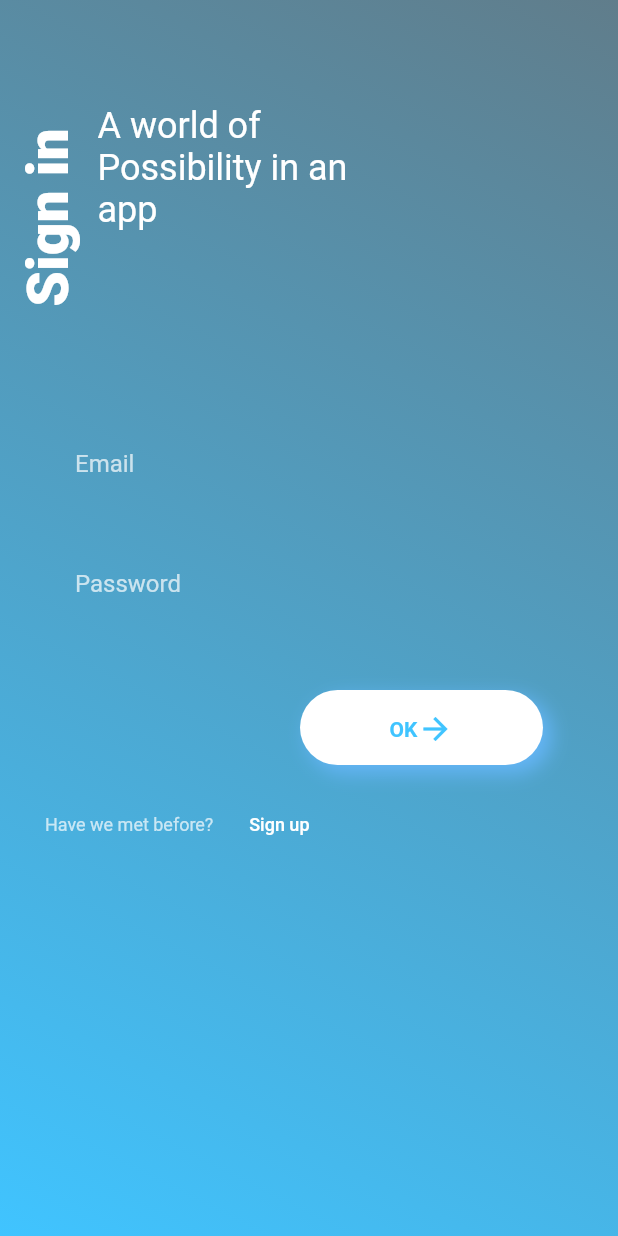
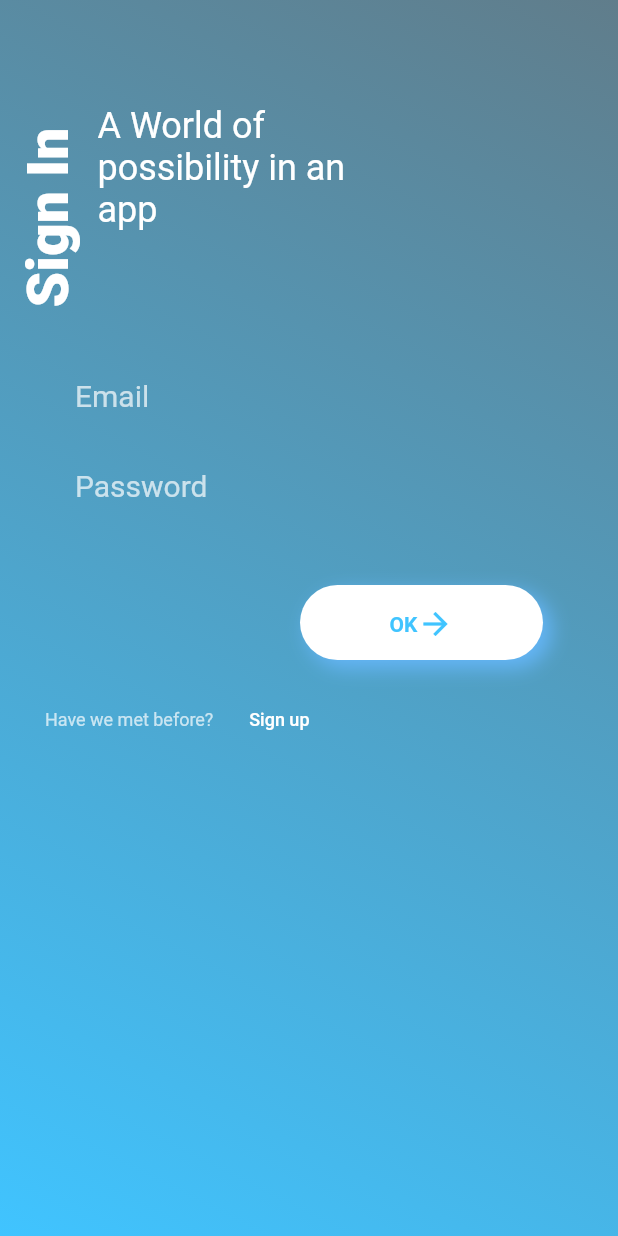
Before and after one commit to GP-works/Kirana, a Flutter app: the screen it shows after launch, after a tap on "Widget", on a phone screen of 412 x 824 dp. Run offline on Flutter 3.47's test engine with Material 2 defaults, Android fonts, the phone set to English and light mode, and no system bars; missing offline and left inert: lipsum.

Commit message:
rectified redundancy

```diff
--- a/lib/pages/signin.dart
+++ b/lib/pages/signin.dart
@@ -1,10 +1,9 @@
 import 'package:flutter/material.dart';
 import 'package:kirana/widgets/VerticalText.dart';
-import 'package:kirana/widgets/TextLogin.dart';
-import 'package:kirana/widgets/EmailInput.dart';
-import 'package:kirana/widgets/PasswordInput.dart';
+import 'package:kirana/widgets/DescriptionText.dart';
 import 'package:kirana/widgets/RedirectSignUp.dart';
-import 'package:kirana/widgets/SignInButton.dart';
+import 'package:kirana/widgets/OkButton.dart';
+import 'package:kirana/widgets/TextFieldWidget.dart';
 
 class SignInPage extends StatelessWidget {
   final name='signin';
@@ -18,13 +17,13 @@ class SignInPage extends StatelessWidget {
               children: <Widget>[
                 Row(
                   children: <Widget>[
-                    VerticalText(),
-                    TextLogin()
+                    VerticalText('Sign In'),
+                    DescriptionText('A World of possibility in an app')
                   ],
                 ),
-                InputEmail(),
-                PasswordInput(),
-                SigninButton(),
+                TextFieldWidget('Email'),
+                TextFieldWidget('Password'),
+                OkButton(),
                 RedirectSignUp()
               ],
             )
--- a/lib/widgets/TextNewUser.dart
+++ b/lib/widgets/DescriptionText.dart
@@ -1,11 +1,8 @@
 import 'package:flutter/material.dart';
 
-class TextNewUser extends StatefulWidget {
-  @override
-  _TextNewUserState createState() => _TextNewUserState();
-}
-
-class _TextNewUserState extends State<TextNewUser> {
+class DescriptionText extends StatelessWidget {
+  var text;
+  DescriptionText(this.text);
   @override
   Widget build(BuildContext context) {
     return Padding(
@@ -20,7 +17,7 @@ class _TextNewUserState extends State<TextNewUser> {
               ),
             Center(
               child: Text(
-                'We can start something new',
+                '$text',
                 style: TextStyle(
                   fontSize: 24,
                   color: Colors.white,
--- a/lib/widgets/EmailInput.dart
+++ /dev/null
@@ -1,32 +0,0 @@
-import 'package:flutter/material.dart';
-
-class InputEmail extends StatefulWidget {
-  @override
-  _InputEmailState createState() => _InputEmailState();
-}
-
-class _InputEmailState extends State<InputEmail> {
-  @override
-  Widget build(BuildContext context) {
-    return Padding(
-      padding: const EdgeInsets.only(top: 50, left: 50, right: 50),
-      child: Container(
-        height: 60,
-        width: MediaQuery.of(context).size.width,
-        child: TextField(
-          style: TextStyle(
-            color: Colors.white,
-          ),
-          decoration: InputDecoration(
-            border: InputBorder.none,
-            fillColor: Colors.lightBlueAccent,
-            labelText: 'Email',
-            labelStyle: TextStyle(
-              color: Colors.white70,
-            ),
-          ),
-        ),
-      ),
-    );
-  }
-}
--- a/lib/widgets/SignUpButton.dart
+++ b/lib/widgets/OkButton.dart
@@ -1,11 +1,11 @@
 import 'package:flutter/material.dart';
 
-class SignUpButton extends StatefulWidget {
+class OkButton extends StatefulWidget {
   @override
-  _SignUpButtonState createState() => _SignUpButtonState();
+  _OkButtonState createState() => _OkButtonState();
 }
 
-class _SignUpButtonState extends State<SignUpButton> {
+class _OkButtonState extends State<OkButton> {
   @override
   Widget build(BuildContext context) {
     return Padding(
@@ -31,8 +31,8 @@ class _SignUpButtonState extends State<SignUpButton> {
         ),
         child: FlatButton(
           onPressed:(){
-             Navigator.pop(context);
-              },
+            Navigator.pop(context);
+           },
           child: Row(
             mainAxisAlignment: MainAxisAlignment.center,
             children: <Widget>[
--- a/lib/widgets/PasswordInput.dart
+++ /dev/null
@@ -1,32 +0,0 @@
-import 'package:flutter/material.dart';
-
-class PasswordInput extends StatefulWidget {
-  @override
-  _PasswordInputState createState() => _PasswordInputState();
-}
-
-class _PasswordInputState extends State<PasswordInput> {
-  @override
-  Widget build(BuildContext context) {
-    return Padding(
-      padding: const EdgeInsets.only(top: 20, left: 50, right: 50),
-      child: Container(
-        height: 60,
-        width: MediaQuery.of(context).size.width,
-        child: TextField(
-          style: TextStyle(
-            color: Colors.white,
-          ),
-          obscureText: true,
-          decoration: InputDecoration(
-            border: InputBorder.none,
-            labelText: 'Password',
-            labelStyle: TextStyle(
-              color: Colors.white70,
-            ),
-          ),
-        ),
-      ),
-    );
-  }
-}
--- a/lib/widgets/SignInButton.dart
+++ /dev/null
@@ -1,57 +0,0 @@
-import 'package:flutter/material.dart';
-
-class SigninButton extends StatefulWidget {
-  @override
-  _SigninButtonState createState() => _SigninButtonState();
-}
-
-class _SigninButtonState extends State<SigninButton> {
-  @override
-  Widget build(BuildContext context) {
-    return Padding(
-      padding: const EdgeInsets.only(top: 40, right: 50, left: 200),
-      child: Container(
-        alignment: Alignment.bottomRight,
-        height: 50,
-        width: MediaQuery.of(context).size.width,
-        decoration: BoxDecoration(
-          boxShadow: [
-            BoxShadow(
-              color: Colors.blue[300],
-              blurRadius: 10,
-              spreadRadius: 1,
-              offset: Offset(
-                5,
-                5
-              )
-            )
-          ],
-          color: Colors.white,
-          borderRadius: BorderRadius.circular(30)
-        ),
-        child: FlatButton(
-          onPressed:(){
-            Navigator.pop(context);
-           },
-          child: Row(
-            mainAxisAlignment: MainAxisAlignment.center,
-            children: <Widget>[
-              Text(
-                'OK',
-                style: TextStyle(
-                  color: Colors.lightBlueAccent,
-                  fontSize: 14,
-                  fontWeight: FontWeight.w700,
-                ),
-              ),
-              Icon(
-                Icons.arrow_forward,
-                color: Colors.lightBlueAccent,
-              )
-            ],
-          ),
-        ),
-      ),
-    );
-  }
-}
--- a/lib/widgets/NewEmail.dart
+++ b/lib/widgets/TextFieldWidget.dart
@@ -1,28 +1,26 @@
 import 'package:flutter/material.dart';
 
-class NewEmail extends StatefulWidget {
-  @override
-  _NewEmailState createState() => _NewEmailState();
-}
-
-class _NewEmailState extends State<NewEmail> {
+class TextFieldWidget extends StatelessWidget {
+  var name;
+  TextFieldWidget(this.name);
   @override
   Widget build(BuildContext context) {
     return Padding(
-      padding: const EdgeInsets.only(top: 20, left: 50, right: 50),
+      padding: const EdgeInsets.only(top: 10, left: 50, right: 50),
       child: Container(
-        height: 60,
+        height: 50,
         width: MediaQuery.of(context).size.width,
         child: TextField(
           style: TextStyle(
-            color: Colors.white
+            color: Colors.white,
           ),
           decoration: InputDecoration(
             border: InputBorder.none,
             fillColor: Colors.lightBlueAccent,
-            labelText: 'Email',
+            labelText: '$name',
             labelStyle: TextStyle(
-              color: Colors.white70
+              color: Colors.white70,
+              fontSize: 20
             )
           ),
         ),
--- a/lib/widgets/TextLogin.dart
+++ /dev/null
@@ -1,35 +0,0 @@
-import 'package:flutter/material.dart';
-
-class TextLogin extends StatefulWidget {
-  @override
-  _TextLoginState createState() => _TextLoginState();
-}
-
-class _TextLoginState extends State<TextLogin> {
-  @override
-  Widget build(BuildContext context) {
-    return Padding(
-      padding: const EdgeInsets.only(top: 30, left: 10),
-      child: Container(
-        height: 200,
-        width: 200,
-        child: Column(
-          children: <Widget>[
-            Container(
-              height: 40,
-              ),
-            Center(
-              child: Text(
-                'A world of Possibility in an app',
-                style: TextStyle(
-                  fontSize: 24,
-                  color: Colors.white,
-                ),
-                ),
-            )
-          ],
-          ),
-      ),
-    );
-  }
-}
--- a/lib/widgets/VerticalText.dart
+++ b/lib/widgets/VerticalText.dart
@@ -1,11 +1,8 @@
 import 'package:flutter/material.dart';
 
-class VerticalText extends StatefulWidget {
-  @override
-  _VerticalTextState createState() => _VerticalTextState();
-}
-
-class _VerticalTextState extends State<VerticalText> {
+class VerticalText extends StatelessWidget {
+  var text;
+  VerticalText(this.text);
   @override
   Widget build(BuildContext context) {
     return Padding(
@@ -13,7 +10,7 @@ class _VerticalTextState extends State<VerticalText> {
       child: RotatedBox(
               quarterTurns: -1,
               child: Text(
-              'Sign in',
+              '$text',
               style: TextStyle(
                 color: Colors.white,
                 fontSize: 38,
```
Also changed, not shown: lib/pages/signup.dart (+10 -12 lines), lib/widgets/NewName.dart (deleted, +0 -32 lines), lib/widgets/VerticalTextSignUp.dart (deleted, +0 -26 lines).
